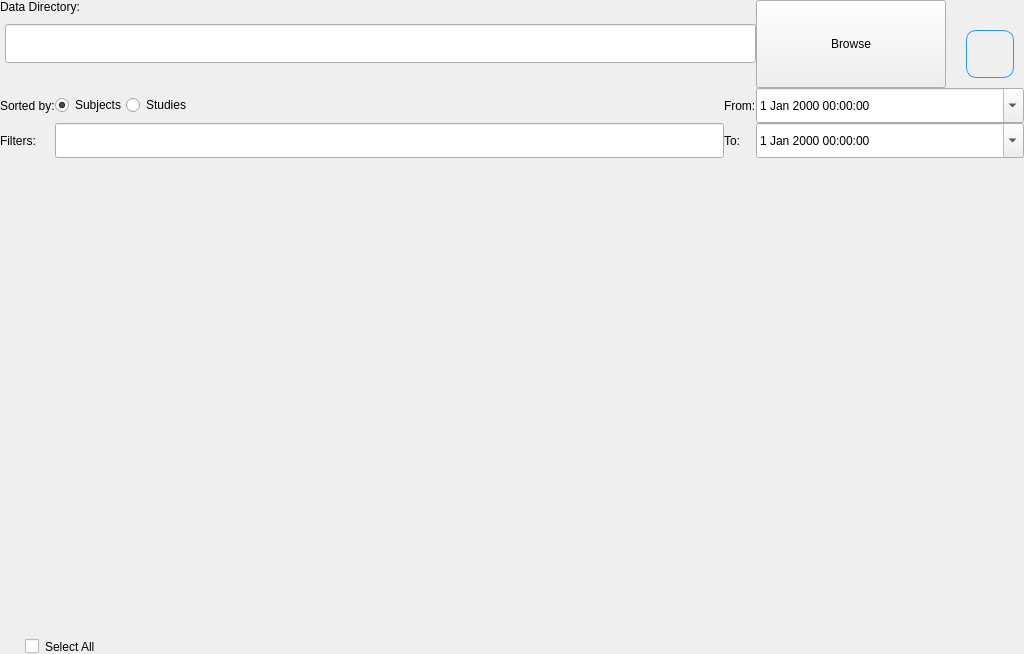
Qt form src/gui/SubjectsFrame.ui (lamyj/dicomifier) before a commit.
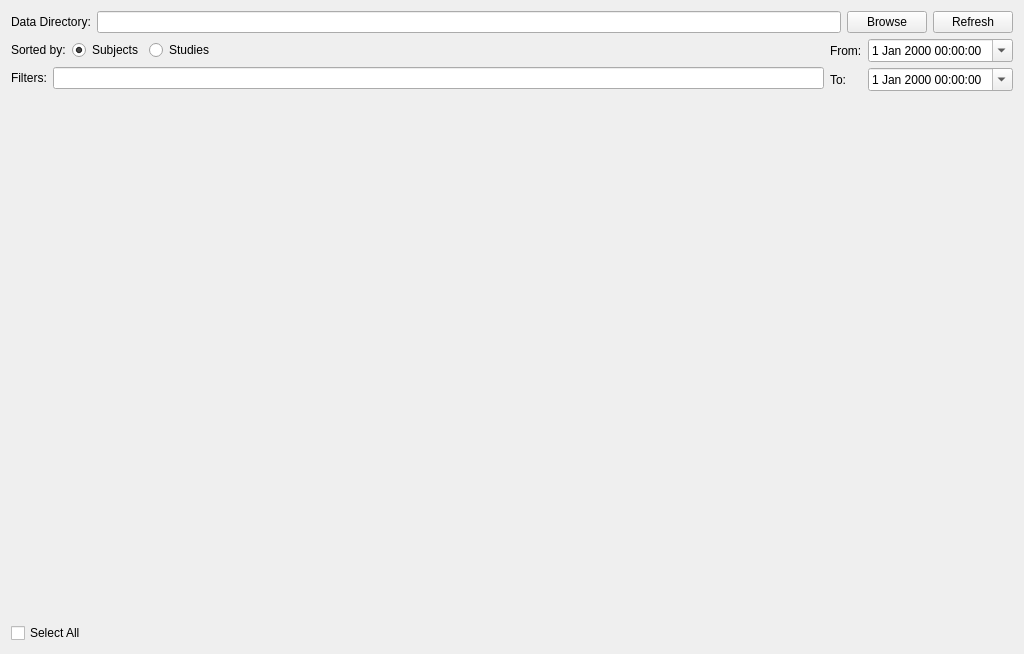
The same form after that commit. Icons and pictures are not drawn.

Commit message: Simplify layout

What changed in the file:
```diff
--- a/src/gui/SubjectsFrame.ui
+++ b/src/gui/SubjectsFrame.ui
@@ -22,112 +22,79 @@
   <property name="windowTitle">
    <string>Form</string>
   </property>
-  <property name="styleSheet">
-   <string notr="true">QLineEdit#dataDirectory
-{
-    margin-left: 5px;
-    margin-right: 0px;
-    margin-bottom: 25px;
-    margin-top: 0px;
-}
-</string>
-  </property>
-  <layout class="QGridLayout" name="gridLayout">
-   <property name="leftMargin">
-    <number>0</number>
-   </property>
-   <property name="topMargin">
-    <number>0</number>
-   </property>
-   <property name="rightMargin">
-    <number>0</number>
-   </property>
-   <property name="bottomMargin">
-    <number>0</number>
-   </property>
-   <property name="spacing">
-    <number>0</number>
-   </property>
-   <item row="0" column="5" rowspan="2" alignment="Qt::AlignBottom">
-    <widget class="QPushButton" name="browserButton">
-     <property name="minimumSize">
-      <size>
-       <width>200</width>
-       <height>88</height>
-      </size>
-     </property>
-     <property name="maximumSize">
-      <size>
-       <width>200</width>
-       <height>16777215</height>
-      </size>
-     </property>
-     <property name="styleSheet">
-      <string notr="true">QPushButton#browserButton
-{
-	margin-right: 10px;
-}</string>
-     </property>
-     <property name="text">
-      <string>Browse</string>
-     </property>
-    </widget>
-   </item>
-   <item row="3" column="2">
-    <widget class="QRadioButton" name="sortedByStudies">
-     <property name="sizePolicy">
-      <sizepolicy hsizetype="Preferred" vsizetype="Fixed">
-       <horstretch>0</horstretch>
-       <verstretch>0</verstretch>
-      </sizepolicy>
-     </property>
-     <property name="text">
-      <string>Studies</string>
-     </property>
-    </widget>
-   </item>
-   <item row="0" column="0" colspan="2" alignment="Qt::AlignTop">
+  <layout class="QVBoxLayout" name="verticalLayout_2">
+   <item>
+    <layout class="QHBoxLayout" name="horizontalLayout">
+     <item>
     <widget class="QLabel" name="dataDirectoryTitle">
      <property name="text">
       <string>Data Directory:</string>
      </property>
-     <property name="scaledContents">
-      <bool>true</bool>
-     </property>
-     <property name="alignment">
-      <set>Qt::AlignLeading|Qt::AlignLeft|Qt::AlignVCenter</set>
-     </property>
-    </widget>
-   </item>
-   <item row="4" column="0">
-    <widget class="QLabel" name="filtersTitle">
+      </widget>
+     </item>
+     <item>
+      <widget class="QLineEdit" name="dataDirectory"/>
+     </item>
+     <item>
+      <widget class="QPushButton" name="browserButton">
+       <property name="text">
+        <string>Browse</string>
+       </property>
+      </widget>
+     </item>
+     <item>
+      <widget class="QPushButton" name="refreshButton">
      <property name="text">
-      <string>Filters:</string>
+        <string>Refresh</string>
      </property>
     </widget>
    </item>
-   <item row="3" column="0">
+    </layout>
+   </item>
+   <item>
+    <layout class="QHBoxLayout" name="horizontalLayout_4">
+     <item>
+      <layout class="QVBoxLayout" name="verticalLayout">
+       <item>
+        <layout class="QHBoxLayout" name="horizontalLayout_2" stretch="0,0,0,0">
+         <item>
     <widget class="QLabel" name="sortedTitle">
      <property name="text">
       <string>Sorted by:</string>
      </property>
     </widget>
    </item>
-   <item row="4" column="1" colspan="3">
-    <widget class="QLineEdit" name="filtersName">
-     <property name="minimumSize">
-      <size>
-       <width>0</width>
-       <height>35</height>
-      </size>
+         <item>
+          <widget class="QRadioButton" name="sortedBySubjects">
+           <property name="sizePolicy">
+            <sizepolicy hsizetype="Preferred" vsizetype="Fixed">
+             <horstretch>0</horstretch>
+             <verstretch>0</verstretch>
+            </sizepolicy>
      </property>
      <property name="text">
-      <string/>
-     </property>
-    </widget>
-   </item>
-   <item row="3" column="3">
-    <spacer name="horizontalSpacer_2">
+            <string>Subjects</string>
+           </property>
+           <property name="checked">
+            <bool>true</bool>
+           </property>
+          </widget>
+         </item>
+         <item>
+          <widget class="QRadioButton" name="sortedByStudies">
+           <property name="sizePolicy">
+            <sizepolicy hsizetype="Preferred" vsizetype="Fixed">
+             <horstretch>0</horstretch>
+             <verstretch>0</verstretch>
+            </sizepolicy>
+           </property>
+           <property name="text">
+            <string>Studies</string>
+           </property>
+          </widget>
+         </item>
+         <item>
+          <spacer name="horizontalSpacer">
      <property name="orientation">
       <enum>Qt::Horizontal</enum>
      </property>
@@ -139,150 +106,75 @@
      </property>
     </spacer>
    </item>
-   <item row="3" column="1">
-    <widget class="QRadioButton" name="sortedBySubjects">
-     <property name="sizePolicy">
-      <sizepolicy hsizetype="Preferred" vsizetype="Fixed">
-       <horstretch>0</horstretch>
-       <verstretch>0</verstretch>
-      </sizepolicy>
-     </property>
-     <property name="text">
-      <string>Subjects</string>
-     </property>
-     <property name="checked">
-      <bool>true</bool>
-     </property>
-    </widget>
-   </item>
-   <item row="6" column="0" colspan="3">
-    <widget class="QCheckBox" name="selectAllCheckBox">
-     <property name="styleSheet">
-      <string notr="true">QCheckBox 
-{
-	margin-left: 25px;
- }
-</string>
-     </property>
+        </layout>
+       </item>
+       <item>
+        <layout class="QHBoxLayout" name="horizontalLayout_3">
+         <item>
+          <widget class="QLabel" name="filtersTitle">
      <property name="text">
-      <string>Select All</string>
-     </property>
-     <property name="tristate">
-      <bool>false</bool>
-     </property>
-    </widget>
-   </item>
-   <item row="3" column="4">
+            <string>Filters:</string>
+           </property>
+          </widget>
+         </item>
+         <item>
+          <widget class="QLineEdit" name="filtersName"/>
+         </item>
+        </layout>
+       </item>
+      </layout>
+     </item>
+     <item>
+      <layout class="QFormLayout" name="formLayout">
+       <item row="0" column="0">
     <widget class="QLabel" name="fromDateTitle">
      <property name="text">
       <string>From:</string>
      </property>
     </widget>
    </item>
-   <item row="1" column="0" colspan="5">
-    <widget class="QLineEdit" name="dataDirectory">
-     <property name="sizePolicy">
-      <sizepolicy hsizetype="Expanding" vsizetype="Preferred">
-       <horstretch>0</horstretch>
-       <verstretch>0</verstretch>
-      </sizepolicy>
-     </property>
-     <property name="minimumSize">
-      <size>
-       <width>0</width>
-       <height>64</height>
-      </size>
-     </property>
-     <property name="maximumSize">
-      <size>
-       <width>16777215</width>
-       <height>120</height>
-      </size>
-     </property>
-    </widget>
-   </item>
-   <item row="0" column="6" rowspan="2">
-    <widget class="QPushButton" name="refreshButton">
-     <property name="sizePolicy">
-      <sizepolicy hsizetype="Expanding" vsizetype="Expanding">
-       <horstretch>0</horstretch>
-       <verstretch>0</verstretch>
-      </sizepolicy>
-     </property>
-     <property name="minimumSize">
-      <size>
-       <width>32</width>
-       <height>32</height>
-      </size>
-     </property>
-     <property name="maximumSize">
-      <size>
-       <width>68</width>
-       <height>88</height>
-      </size>
-     </property>
-     <property name="styleSheet">
-      <string notr="true">QPushButton#refreshButton
-{
-	background-color: transparent;
-	image: url(:/images/button_refresh) 0 0 0 0 stretch stretch;
-	border: 1px solid #2299FF;
-    border-radius: 10px;
-    margin-top: 30px;
-    margin-bottom: 10px;
-    margin-left: 10px;
-    margin-right: 10px;
-}</string>
-     </property>
-     <property name="text">
-      <string/>
-     </property>
-    </widget>
-   </item>
-   <item row="4" column="4">
+       <item row="0" column="1">
+        <widget class="QDateTimeEdit" name="dateFilterBegin">
+         <property name="calendarPopup">
+          <bool>true</bool>
+         </property>
+        </widget>
+       </item>
+       <item row="1" column="0">
     <widget class="QLabel" name="toDateTitle">
      <property name="text">
       <string>To:</string>
      </property>
     </widget>
    </item>
-   <item row="5" column="0" colspan="7">
-    <widget class="QWidget" name="widget" native="true">
-     <property name="sizePolicy">
-      <sizepolicy hsizetype="Expanding" vsizetype="Expanding">
-       <horstretch>0</horstretch>
-       <verstretch>0</verstretch>
-      </sizepolicy>
-     </property>
-     <property name="styleSheet">
-      <string notr="true"/>
-     </property>
-     <zorder>browserButton</zorder>
-    </widget>
-   </item>
-   <item row="4" column="5" colspan="2">
+       <item row="1" column="1">
     <widget class="QDateTimeEdit" name="dateFilterEnd">
-     <property name="minimumSize">
-      <size>
-       <width>0</width>
-       <height>35</height>
-      </size>
-     </property>
      <property name="calendarPopup">
       <bool>true</bool>
      </property>
     </widget>
    </item>
-   <item row="3" column="5" colspan="2">
-    <widget class="QDateTimeEdit" name="dateFilterBegin">
-     <property name="minimumSize">
-      <size>
-       <width>0</width>
-       <height>35</height>
-      </size>
+      </layout>
+     </item>
+    </layout>
+   </item>
+   <item>
+    <widget class="QWidget" name="widget" native="true">
+     <property name="sizePolicy">
+      <sizepolicy hsizetype="Expanding" vsizetype="Expanding">
+       <horstretch>0</horstretch>
+       <verstretch>0</verstretch>
+      </sizepolicy>
      </property>
-     <property name="calendarPopup">
-      <bool>true</bool>
+    </widget>
+   </item>
+   <item>
+    <widget class="QCheckBox" name="selectAllCheckBox">
+     <property name="text">
+      <string>Select All</string>
+     </property>
+     <property name="tristate">
+      <bool>false</bool>
      </property>
     </widget>
    </item>
```
Lines whose indentation alone changed are shown as unchanged. The commit also changes 4 other files.
